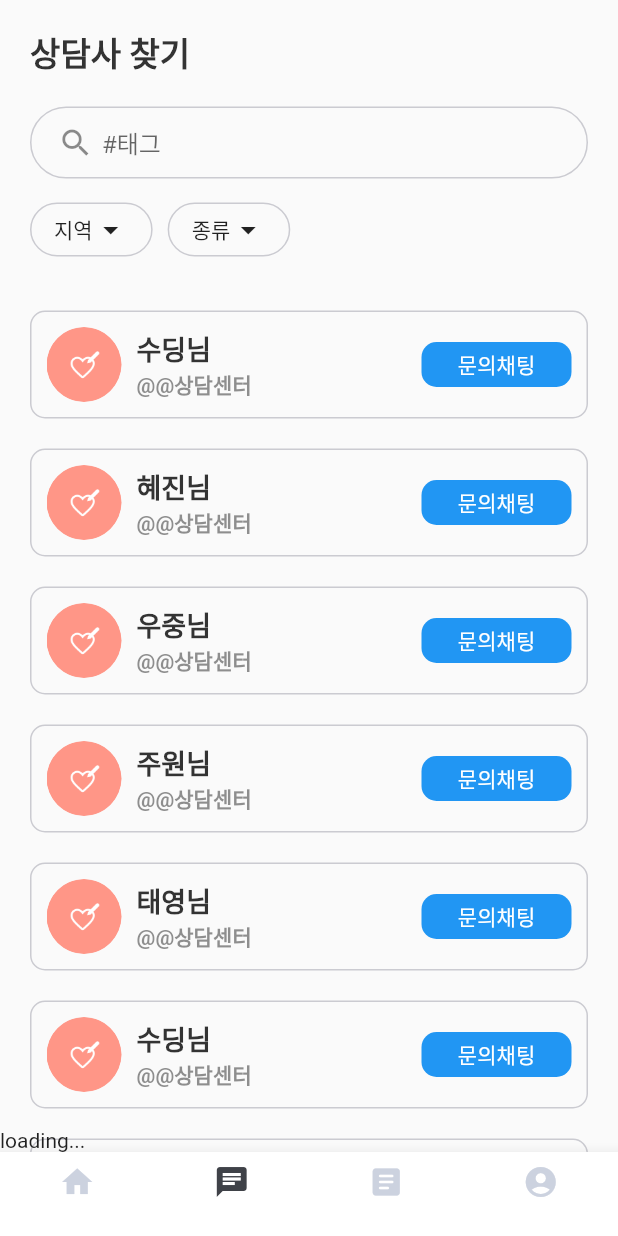
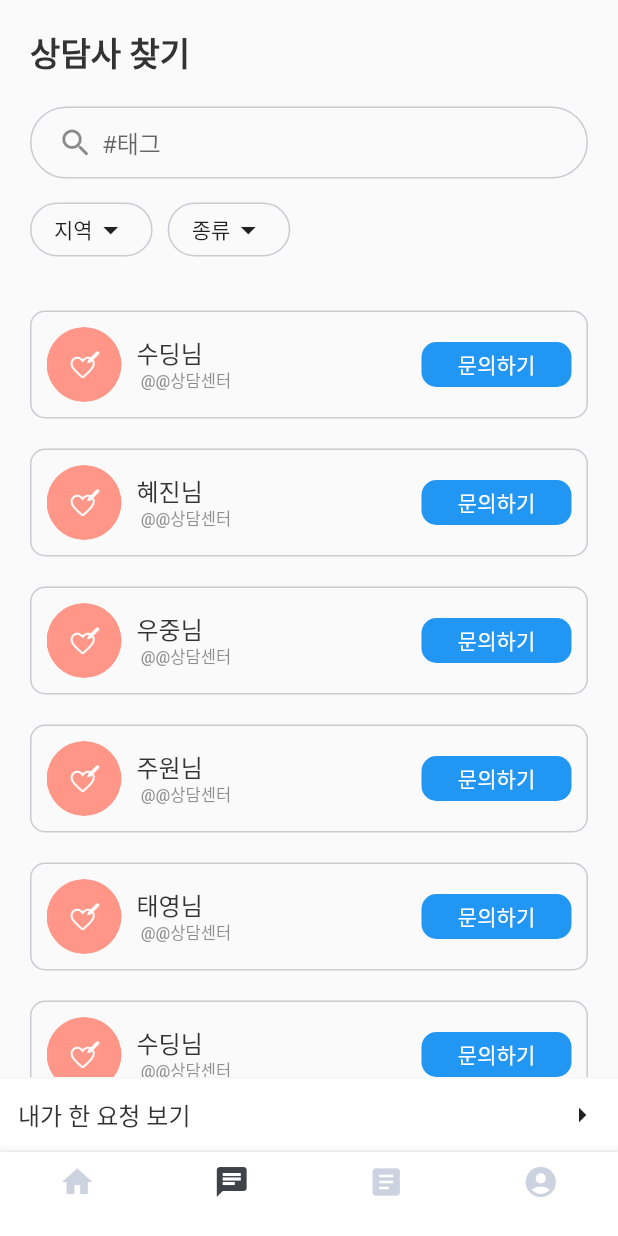
Before and after one commit to 2023-GSC-Diviction/Diviction-User, a Flutter app: the BottomNavigation screen opened directly, item 2 of the bottom bar chosen, on a phone screen of 412 x 824 dp. Run offline on Flutter 3.47's test engine with Material 2 defaults, Android fonts, the phone set to English and light mode, and no system bars; our stand-ins replace dio, flutter_chat_bubble, flutter_riverpod, image_picker, shared_preferences, table_calendar; accounts and stored records are empty.

```diff
--- a/lib/config/style.dart
+++ b/lib/config/style.dart
@@ -6,19 +6,20 @@ class TextStyles {
       color: Color.fromRGBO(51, 51, 51, 1),
       height: 1.4,
       letterSpacing: 0.02,
-      fontWeight: FontWeight.w800);
+      fontWeight: FontWeight.w700);
   static const TextStyle mainTextStyle = TextStyle(
-      fontSize: 18,
+      fontSize: 16,
+      height: 1.4,
       color: Color.fromRGBO(51, 51, 51, 1),
-      fontWeight: FontWeight.w700);
+      fontWeight: FontWeight.w500);
 
   static const TextStyle bottomTextStyle = TextStyle(
       fontSize: 16,
       color: Color.fromRGBO(51, 51, 51, 1),
-      fontWeight: FontWeight.w600);
+      fontWeight: FontWeight.w500);
   static const TextStyle shadowTextStyle = TextStyle(
       letterSpacing: 0.04,
-      fontSize: 14,
+      fontSize: 11,
       color: Color.fromRGBO(82, 82, 82, 0.644));
   static const TextStyle blueBottonTextStyle = TextStyle(
       letterSpacing: 0.04,
--- a/lib/screen/counselor/counselor_screen.dart
+++ b/lib/screen/counselor/counselor_screen.dart
@@ -19,6 +19,7 @@ class CounselorScreen extends StatefulWidget {
 class _CounselorScreenState extends State<CounselorScreen> {
   final PageController _pageController = PageController(initialPage: 0);
   int _selectedIndex = 0;
+
   @override
   void initState() {
     super.initState();
@@ -35,46 +36,27 @@ class _CounselorScreenState extends State<CounselorScreen> {
     super.dispose();
   }
 
-  Future<bool> initializeController() {
-    Completer<bool> completer = Completer<bool>();
-
-    /// Callback called after widget has been fully built
-    WidgetsBinding.instance.addPostFrameCallback((timeStamp) {
-      completer.complete(true);
-    });
-
-    return completer.future;
-  } // /initializeController()
-
   @override
   Widget build(BuildContext context) {
-    return FutureBuilder(
-        future: Future.value(true),
-        builder: (context, snapshot) {
-          if (snapshot.hasData) {
+    final page = [FindCounselorScreen(), RequestedCounselorScreen()];
     return Stack(
       children: [
-                PageView(controller: _pageController, children: const [
-                  FindCounselorScreen(),
-                  RequestedCounselorScreen()
-                ]),
+        PageView.builder(
+            itemCount: page.length,
+            controller: _pageController,
+            itemBuilder: (context, index) {
+              return page[index];
+            }),
         Positioned(
           bottom: 0,
           child: bottomBar(),
         )
       ],
     );
-          } else {
-            return const Center(
-              child: Text('loading...'),
-            );
-          }
-        });
   }
 
   Widget bottomBar() {
-    return _pageController.positions.isNotEmpty
-        ? InkWell(
+    return InkWell(
         onTap: () {
           _pageController.animateToPage(_selectedIndex == 1 ? 0 : 1,
               duration: const Duration(milliseconds: 500),
@@ -99,9 +81,6 @@ class _CounselorScreenState extends State<CounselorScreen> {
                     ? Icons.arrow_right_sharp
                     : Icons.arrow_left_sharp)
               ],
-                )))
-        : const Center(
-            child: Text('loading...'),
-          );
+            )));
   }
 }
--- a/lib/widget/appbar.dart
+++ b/lib/widget/appbar.dart
@@ -14,7 +14,7 @@ class MyAppbar extends StatelessWidget with PreferredSizeWidget {
   Widget build(BuildContext context) {
     return AppBar(
       shadowColor: const Color.fromRGBO(255, 255, 255, 0.5),
-      backgroundColor: Colors.white,
+      backgroundColor: Colors.transparent,
       leading: IconButton(
         icon: const Icon(
           Icons.notifications,
--- a/lib/widget/counselor_list.dart
+++ b/lib/widget/counselor_list.dart
@@ -52,7 +52,7 @@ class CounselorList extends StatelessWidget {
                               style: TextStyles.mainTextStyle,
                               children: <TextSpan>[
                                 const TextSpan(
-                                    text: '@@상담센터',
+                                    text: ' @@상담센터',
                                     style: TextStyles.shadowTextStyle),
                               ]),
                           textAlign: TextAlign.start,
@@ -75,7 +75,7 @@ class CounselorList extends StatelessWidget {
                           borderRadius: BorderRadius.circular(10),
                         ),
                         child: Center(
-                          child: Text(requested ? '문의하기' : '문의채팅',
+                          child: Text(requested ? '문의채팅' : '문의하기',
                               style: TextStyles.blueBottonTextStyle),
                         ),
                       ))
```
Also changed, not shown: lib/screen/chat_screen.dart (+1 -20 lines). Lines whose indentation alone changed are shown as unchanged.
